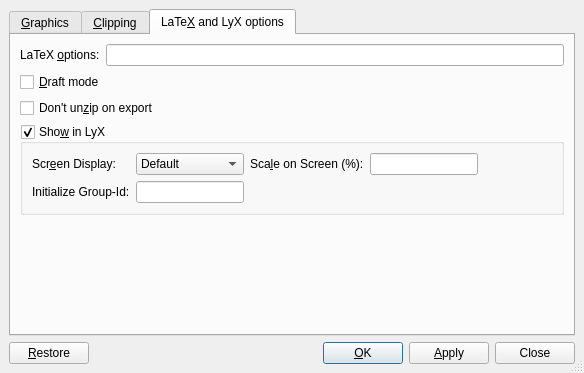
Above: src/frontends/qt4/ui/GraphicsUi.ui from cburschka/lyx before the change. Below: the same form after it.
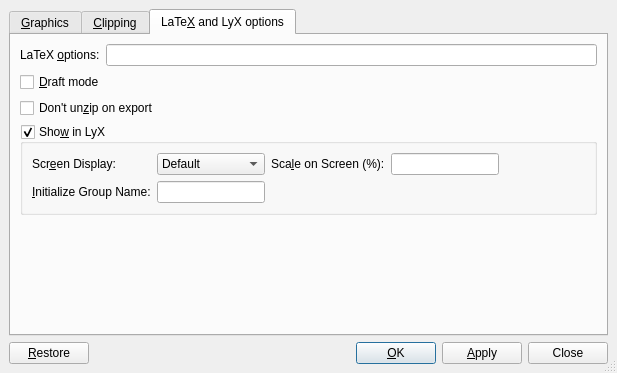
That is the form after the change. The open tabs and pages were chosen to show the change. Custom widgets are drawn as their Qt base class.

Diff of the .ui file:
```diff
--- a/src/frontends/qt4/ui/GraphicsUi.ui
+++ b/src/frontends/qt4/ui/GraphicsUi.ui
@@ -5,7 +5,7 @@
    <rect>
     <x>0</x>
     <y>0</y>
-    <width>584</width>
+    <width>617</width>
     <height>373</height>
    </rect>
   </property>
@@ -541,7 +541,7 @@
        <rect>
         <x>0</x>
         <y>0</y>
-        <width>562</width>
+        <width>595</width>
         <height>293</height>
        </rect>
       </property>
@@ -707,7 +707,10 @@
              </sizepolicy>
             </property>
             <property name="text" >
-             <string>Initialize Group-Id:</string>
+             <string>&amp;Initialize Group Name:</string>
+            </property>
+            <property name="buddy" >
+             <cstring>groupId</cstring>
             </property>
            </widget>
           </item>
```
Left out of the diff: 2 changed lines with no effect on the pictures.
